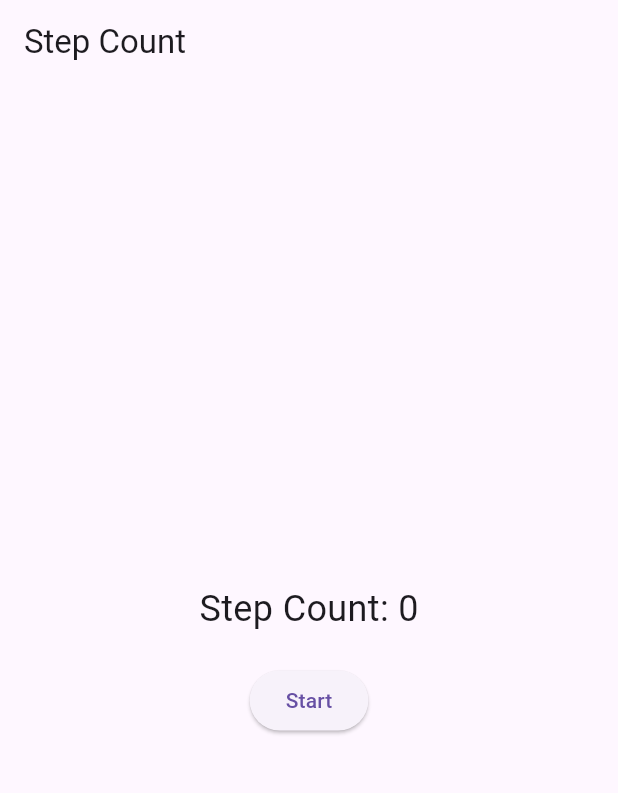
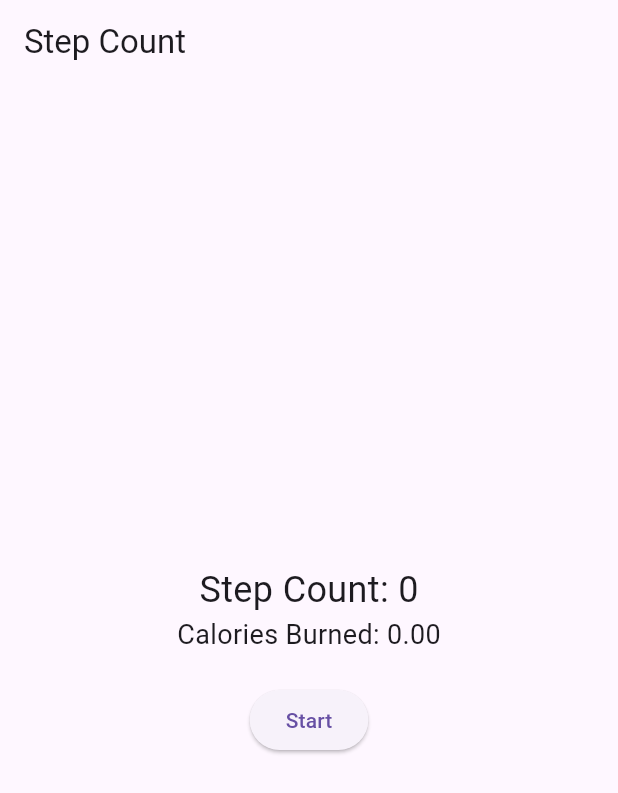
Before and after one commit to SDGP-93/FitFlow, a Flutter app: the StepCountPage screen opened directly, after a tap on "Stop", on a phone screen of 412 x 824 dp. Shown: the top 793 px of the screen. Run offline on Flutter 3.47's test engine with Material 3 defaults, Android fonts, the phone set to English and light mode, and no system bars; our stand-ins replace cloud_firestore, firebase_auth, firebase_core, fl_chart, geolocator, sensors; accounts and stored records are empty.

Commit message:
Added Calories Counter part

```diff
--- a/lib/Screens/stepsCounter.dart
+++ b/lib/Screens/stepsCounter.dart
@@ -1,24 +1,32 @@
 import 'dart:async';
 import 'dart:math';
 import 'package:flutter/material.dart';
+import 'package:geolocator/geolocator.dart';
 import 'package:sensors/sensors.dart';
 
 void main() {
-  runApp(MaterialApp(
+  runApp(const MaterialApp(
     home: StepCountPage(),
   ));
 }
 
 class StepCountPage extends StatefulWidget {
+  const StepCountPage({super.key});
+
   @override
   _StepCountPageState createState() => _StepCountPageState();
 }
 
 class _StepCountPageState extends State<StepCountPage> {
   int _stepCount = 0;
+  double _caloriesBurned = 0;
   bool _isListening = false;
   StreamSubscription<AccelerometerEvent>? _accelerometerSubscription;
+  StreamSubscription<Position>? _positionSubscription;
   List<double> _accelerometerValues = [0, 0, 0];
+  double _previousMagnitude = 0;
+  final double _threshold = 11.0; // can Adjust
+  bool _isStepDetected = false;
 
   @override
   void initState() {
@@ -40,6 +48,10 @@ class _StepCountPageState extends State<StepCountPage> {
       });
     });
 
+    _positionSubscription = Geolocator.getPositionStream().listen((Position position) {
+      //  GPS data
+    });
+
     setState(() {
       _isListening = true;
     });
@@ -47,6 +59,7 @@ class _StepCountPageState extends State<StepCountPage> {
 
   void _stopListening() {
     _accelerometerSubscription?.cancel();
+    _positionSubscription?.cancel();
 
     setState(() {
       _isListening = false;
@@ -55,19 +68,31 @@ class _StepCountPageState extends State<StepCountPage> {
 
   void _checkForStep() {
     final double currentAccelerationMagnitude = _accelerometerValues.fold(0, (previous, current) => previous + current.abs());
-    final double threshold = 11.0; // Adjust this threshold according to your device and sensitivity
-    if (currentAccelerationMagnitude > threshold) {
+
+    if (_isStepDetected && currentAccelerationMagnitude < _threshold * 0.8) {
+      _isStepDetected = false;
+    }
+
+    if (!_isStepDetected && currentAccelerationMagnitude > _threshold * 1.2 && _previousMagnitude < _threshold * 0.8) {
+      _isStepDetected = true;
       setState(() {
         _stepCount++;
+        _caloriesBurned = _calculateCalories(_stepCount);
       });
     }
+
+    _previousMagnitude = currentAccelerationMagnitude;
+  }
+
+  double _calculateCalories(int steps) {
+    return steps * 0.04;//  assume 0.04 calories burned per step
   }
 
   @override
   Widget build(BuildContext context) {
     return Scaffold(
       appBar: AppBar(
-        title: Text('Step Count'),
+        title: const Text('Step Count'),
       ),
       body: Center(
         child: Column(
@@ -75,9 +100,13 @@ class _StepCountPageState extends State<StepCountPage> {
           children: <Widget>[
             Text(
               'Step Count: $_stepCount',
-              style: TextStyle(fontSize: 24),
+              style: const TextStyle(fontSize: 24),
             ),
-            SizedBox(height: 20),
+            Text(
+              'Calories Burned: ${_caloriesBurned.toStringAsFixed(2)}',
+              style: const TextStyle(fontSize: 18),
+            ),
+            const SizedBox(height: 20),
             ElevatedButton(
               onPressed: _isListening ? _stopListening : _startListening,
               child: Text(_isListening ? 'Stop' : 'Start'),
--- a/pubspec.yaml
+++ b/pubspec.yaml
@@ -47,6 +47,7 @@ dependencies:
   google_sign_in: ^5.2.1
   provider: ^5.0.0
   sensors: ^2.0.3
+  geolocator: ^11.0.0
 
 dev_dependencies:
   flutter_test:
```
Also changed, not shown: 1 other file.
